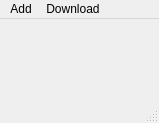
Above: benchmark/ui_raw/mainwindow.ui from moevm/bsc_kovinev before the change. Below: the same form after it.
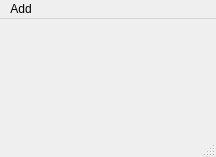
That is the form after the change.

Diff of the .ui file:
```diff
--- a/benchmark/ui_raw/mainwindow.ui
+++ b/benchmark/ui_raw/mainwindow.ui
@@ -6,8 +6,8 @@
    <rect>
     <x>0</x>
     <y>0</y>
-    <width>159</width>
-    <height>123</height>
+    <width>216</width>
+    <height>157</height>
    </rect>
   </property>
   <property name="windowTitle">
@@ -33,7 +33,7 @@
     <rect>
      <x>0</x>
      <y>0</y>
-     <width>159</width>
+     <width>216</width>
      <height>22</height>
     </rect>
    </property>
@@ -44,14 +44,7 @@
     <addaction name="actionAdd_Software"/>
     <addaction name="actionAdd_Model"/>
    </widget>
-   <widget class="QMenu" name="menuInstall">
-    <property name="title">
-     <string>Download</string>
-    </property>
-    <addaction name="actionInstall_Software"/>
-   </widget>
    <addaction name="menuAdd"/>
-   <addaction name="menuInstall"/>
   </widget>
   <widget class="QStatusBar" name="statusbar"/>
   <action name="actionAdd_Software">
```
Left out of the diff: 24 changed lines with no effect on the pictures.
